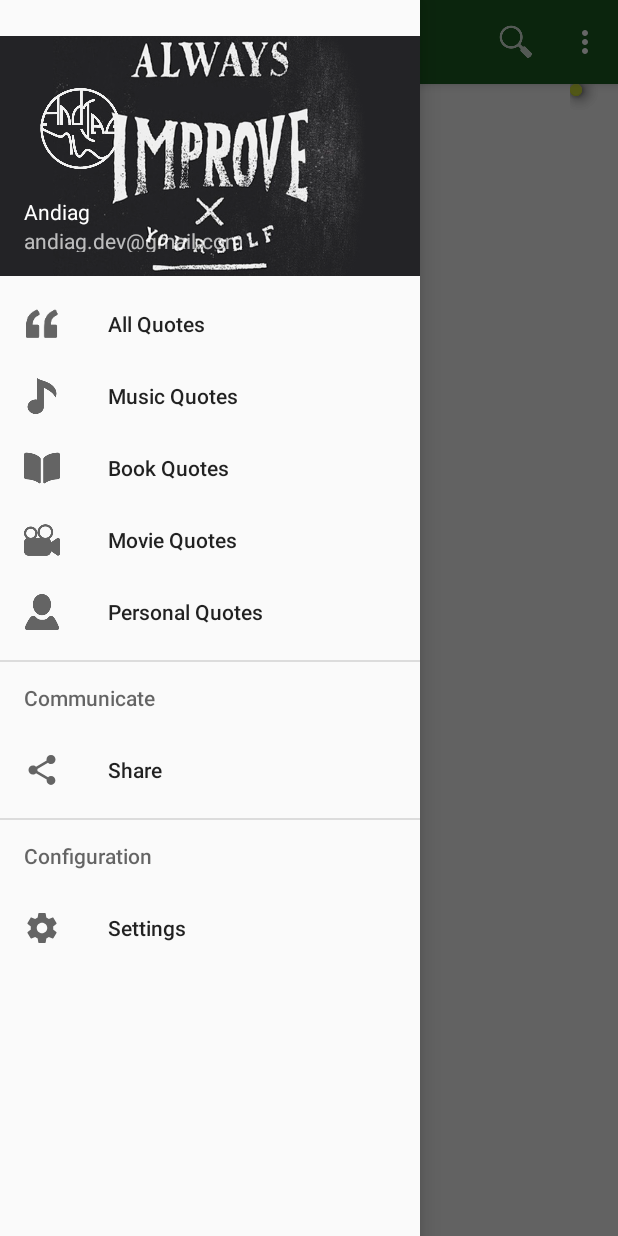
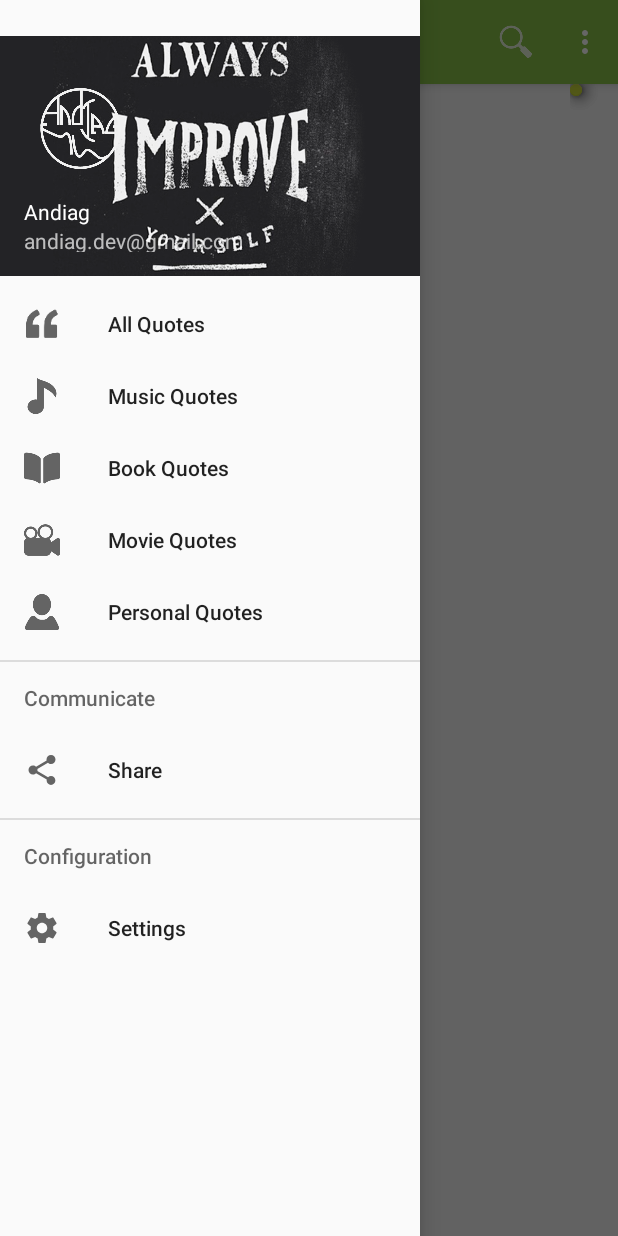
Before and after one commit to AndIag/MyQuotes, an Android app: the screen it shows after launch (MainActivity), with the side drawer open, on a phone screen of 412 x 824 dp. Run offline under Robolectric (Android 15) with nearby library versions, the phone set to English and light mode, and no system bars; our stand-ins replace AdMob; libraries missing offline, so code that uses them is left out: com.afollestad.materialdialogs, com.firebase.client, com.github.clans.fab, jp.wasabeef.recyclerview; plain views replace FloatingActionButton, FloatingActionMenu; 27 statements that could not run were skipped.

Commit message:
Cambiado theme light y shareButton.

```diff
--- a/app/src/main/java/es/coru/andiag/myquotes/adapters/AdapterQuotes.java
+++ b/app/src/main/java/es/coru/andiag/myquotes/adapters/AdapterQuotes.java
@@ -108,6 +108,8 @@ public class AdapterQuotes extends RecyclerView.Adapter<RecyclerView.ViewHolder>
         holder.left.setColorFilter(color);
         holder.textAuthor.setText(q.getAuthor());
         holder.textQuote.setText(q.getQuote());
+        context.getTheme().resolveAttribute(android.R.attr.textColorPrimary, tcolor, true);
+        holder.buttonShare.setColorFilter(context.getResources().getColor(tcolor.resourceId));
         if (q.isLocal()) {
             Calendar c = Calendar.getInstance();
             c.setTimeInMillis(q.getCreationDate());
--- a/app/src/main/res/values/colors.xml
+++ b/app/src/main/res/values/colors.xml
@@ -1,8 +1,8 @@
 <?xml version="1.0" encoding="utf-8"?>
 <resources>
     <!-- Light Theme Colors -->
-    <color name="lightPrimary">#1B5E20</color>
-    <color name="lightPrimaryDark">#8BC34A</color>
+    <color name="lightPrimary">#8BC34A</color>
+    <color name="lightPrimaryDark">#1B5E20</color>
     <color name="lightAccent">#CDDC39</color>
 
     <color name="lightBackground">@color/grey100</color>
@@ -24,23 +24,37 @@
     <color name="black_semi_transparent">#B2000000</color>
 
     <!-- CardView -->
-    <item name="card_light" type="color">#E0E0E0</item>
+    <item name="card_light" type="color">#BDBDBD</item>
     <item name="card_dark" type="color">#424242</item>
 
     <!-- CardView -->
 
-    <!-- Categories -->
-    <item name="music" type="color">#00B0FF</item>
-    <item name="music_bar" type="color">#1565C0</item>
-    <item name="book" type="color">#FF9800</item>
-    <item name="book_bar" type="color">#F57C00</item>
-    <item name="movie" type="color">#00E676</item>
-    <item name="movie_bar" type="color">#2E7D32</item>
-    <item name="personal" type="color">#FF1744</item>
-    <item name="personal_bar" type="color">#C62828</item>
-    <item name="settings" type="color">#607D8B</item>
-    <item name="settings_bar" type="color">#37474F</item>
-    <item name="about" type="color">#673AB7</item>
-    <item name="about_bar" type="color">#311B92</item>
+    <!-- Categories Theme Dark -->
+    <item name="music_dark" type="color">#00B0FF</item>
+    <item name="music_bar_dark" type="color">#1565C0</item>
+    <item name="book_dark" type="color">#FF9800</item>
+    <item name="book_bar_dark" type="color">#F57C00</item>
+    <item name="movie_dark" type="color">#00E676</item>
+    <item name="movie_bar_dark" type="color">#2E7D32</item>
+    <item name="personal_dark" type="color">#FF1744</item>
+    <item name="personal_bar_dark" type="color">#C62828</item>
+    <item name="settings_dark" type="color">#607D8B</item>
+    <item name="settings_bar_dark" type="color">#37474F</item>
+    <item name="about_dark" type="color">#673AB7</item>
+    <item name="about_bar_dark" type="color">#311B92</item>
+
+    <!-- Categories Theme Light -->
+    <item name="music" type="color">#448AFF</item>
+    <item name="music_bar" type="color">#2962FF</item>
+    <item name="book" type="color">#FFAB40</item>
+    <item name="book_bar" type="color">#FF6D00</item>
+    <item name="movie" type="color">#69F0AE</item>
+    <item name="movie_bar" type="color">#00C853</item>
+    <item name="personal" type="color">#FF5252</item>
+    <item name="personal_bar" type="color">#D50000</item>
+    <item name="settings" type="color">#B0BEC5</item>
+    <item name="settings_bar" type="color">#78909C</item>
+    <item name="about" type="color">#7C4DFF</item>
+    <item name="about_bar" type="color">#6200EA</item>
 
 </resources>
--- a/app/src/main/res/values/themes.xml
+++ b/app/src/main/res/values/themes.xml
@@ -17,18 +17,18 @@
 
         <item name="cardStyle">@style/CardViewStyle.Light</item>
 
-        <item name="book">@color/book_bar</item>
-        <item name="book_bar">@color/book</item>
-        <item name="music">@color/music_bar</item>
-        <item name="music_bar">@color/music</item>
-        <item name="movie">@color/movie_bar</item>
-        <item name="movie_bar">@color/movie</item>
-        <item name="personal">@color/personal_bar</item>
-        <item name="personal_bar">@color/personal</item>
-        <item name="settings">@color/settings_bar</item>
-        <item name="settings_bar">@color/settings</item>
-        <item name="about">@color/about_bar</item>
-        <item name="about_bar">@color/about</item>
+        <item name="book_bar">@color/book_bar</item>
+        <item name="book">@color/book</item>
+        <item name="music_bar">@color/music_bar</item>
+        <item name="music">@color/music</item>
+        <item name="movie_bar">@color/movie_bar</item>
+        <item name="movie">@color/movie</item>
+        <item name="personal_bar">@color/personal_bar</item>
+        <item name="personal">@color/personal</item>
+        <item name="settings_bar">@color/settings_bar</item>
+        <item name="settings">@color/settings</item>
+        <item name="about_bar">@color/about_bar</item>
+        <item name="about">@color/about</item>
     </style>
 
     <style name="AppTheme.Dark" parent="Theme.AppCompat">
@@ -43,18 +43,18 @@
 
         <item name="cardStyle">@style/CardViewStyle.Dark</item>
 
-        <item name="book">@color/book</item>
-        <item name="book_bar">@color/book_bar</item>
-        <item name="music">@color/music</item>
-        <item name="music_bar">@color/music_bar</item>
-        <item name="movie">@color/movie</item>
-        <item name="movie_bar">@color/movie_bar</item>
-        <item name="personal">@color/personal</item>
-        <item name="personal_bar">@color/personal_bar</item>
-        <item name="settings">@color/settings</item>
-        <item name="settings_bar">@color/settings_bar</item>
-        <item name="about">@color/about</item>
-        <item name="about_bar">@color/about_bar</item>
+        <item name="book">@color/book_dark</item>
+        <item name="book_bar">@color/book_bar_dark</item>
+        <item name="music">@color/music_dark</item>
+        <item name="music_bar">@color/music_bar_dark</item>
+        <item name="movie">@color/movie_dark</item>
+        <item name="movie_bar">@color/movie_bar_dark</item>
+        <item name="personal">@color/personal_dark</item>
+        <item name="personal_bar">@color/personal_bar_dark</item>
+        <item name="settings">@color/settings_dark</item>
+        <item name="settings_bar">@color/settings_bar_dark</item>
+        <item name="about">@color/about_dark</item>
+        <item name="about_bar">@color/about_bar_dark</item>
     </style>
 
 </resources>
```
